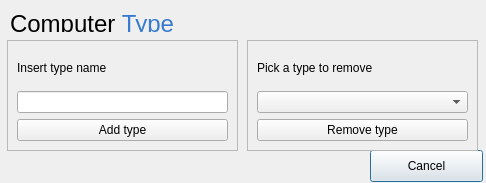
The window that ui/computertypedialog.ui (VLN-H7/Skil3) describes before a commit, drawn with Qt 5.
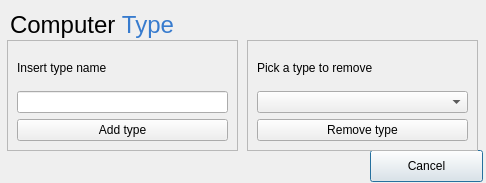
The same window after the commit.

What changed in the file:
```diff
--- a/ui/computertypedialog.ui
+++ b/ui/computertypedialog.ui
@@ -122,7 +122,7 @@
      <x>10</x>
      <y>10</y>
      <width>381</width>
-     <height>22</height>
+     <height>31</height>
     </rect>
    </property>
    <property name="text">
```
